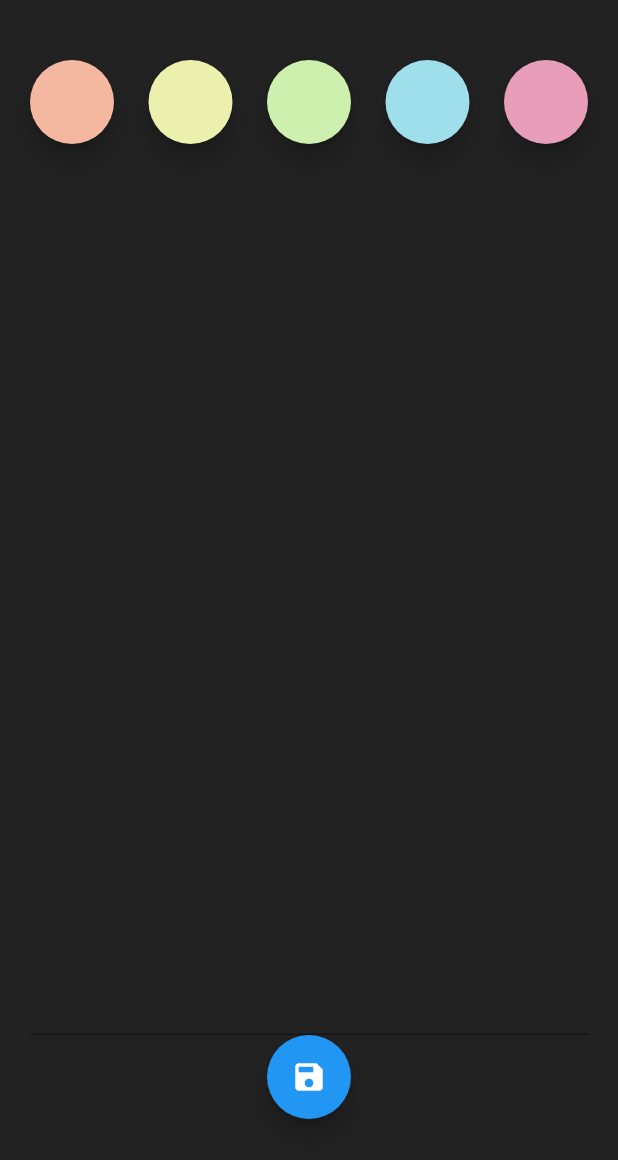
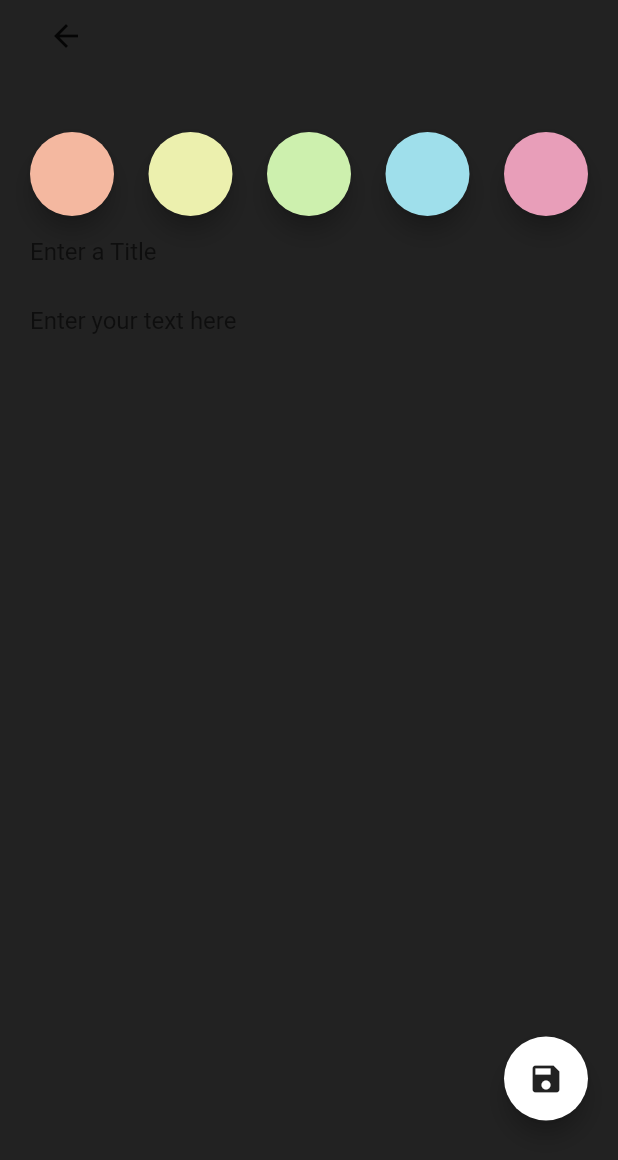
Before and after one commit to giuseppe2028/note_app, a Flutter app: the screen it shows after launch, after a tap on the "add" icon, on a phone screen of 412 x 824 dp. Shown: the top 1160 px of the screen. Run offline on Flutter 3.47's test engine with Material 2 defaults, Android fonts, the phone set to English and light mode, and no system bars.

Commit message:
Inserito il tasto indietro; e la sua funzionalità

```diff
--- a/lib/SecondPage.dart
+++ b/lib/SecondPage.dart
@@ -21,16 +21,38 @@ class _SecondPageState extends State<SecondPage> {
             margin: EdgeInsets.symmetric(horizontal: 20),
             child: Column(
               children: [
+                Container(
+                    alignment: Alignment.centerLeft,
+                    child: IconButton(
+                        onPressed: () => Navigator.pop(context),
+                        icon: Icon(Icons.arrow_back))),
                 ColorListView(
                   onPressed: changeBackgroundColor,
                 ),
                 TextField(
+                  decoration: InputDecoration(
+                    border: InputBorder.none,
+                    hintText: 'Enter a Title',
+                  ),
+                ),
+                TextField(
                   keyboardType: TextInputType.multiline,
-                  maxLines: 30,
+                  maxLines: 25,
+                  decoration: InputDecoration(
+                    border: InputBorder.none,
+                    hintText: 'Enter your text here',
+                  ),
                 ),
-                FloatingActionButton(
-                  onPressed: () => {},
-                  child: Icon(Icons.save),
+                Container(
+                  alignment: Alignment.bottomRight,
+                  child: FloatingActionButton(
+                    onPressed: () => {},
+                    child: Icon(
+                      Icons.save,
+                      color: Colors.black87,
+                    ),
+                    backgroundColor: Colors.white,
+                  ),
                 )
               ],
             ),
```
